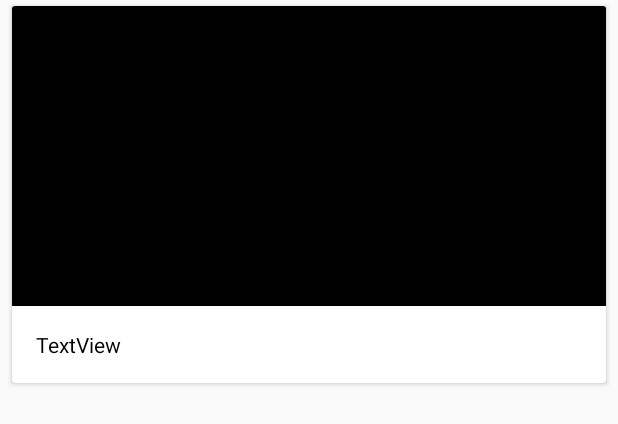
After one commit to Brutevision/IEEE-NSUT-ANDROID-APPLICATION-2.0, an Android app: the layout ieee_resources_item_layout.xml on its own in the app's theme, with its tools: preview values and no code run, on a phone screen of 412 x 824 dp. The commit adds this screen. Shown: the top 424 px of the screen. Run offline under Robolectric (Android 15) with nearby library versions, the phone set to English and light mode, and no system bars.

Commit message:
Completed IeeeResourcesFragment!

```diff
--- /dev/null
+++ b/app/src/main/res/layout/ieee_resources_item_layout.xml
@@ -0,0 +1,35 @@
+<?xml version="1.0" encoding="utf-8"?>
+<androidx.cardview.widget.CardView xmlns:android="http://schemas.android.com/apk/res/android"
+    android:layout_width="match_parent"
+    android:layout_height="wrap_content"
+    xmlns:app="http://schemas.android.com/apk/res-auto"
+    android:orientation="vertical"
+    android:layout_marginTop="4dp"
+    android:layout_marginBottom="8dp"
+    android:layout_marginEnd="@dimen/horizontal_margin"
+    android:layout_marginStart="@dimen/horizontal_margin"
+    android:foreground="?attr/selectableItemBackgroundBorderless">
+
+    <LinearLayout
+
+        android:layout_width="match_parent"
+        android:layout_height="wrap_content"
+        android:orientation="vertical">
+
+        <ImageView
+            android:id="@+id/resources_image_view"
+            android:layout_width="match_parent"
+            android:layout_height="200dp"
+            android:background="@android:color/black"/>
+        <TextView
+            android:id="@+id/resources_text_view"
+            android:padding="16dp"
+            android:layout_width="match_parent"
+            android:layout_height="wrap_content"
+            android:textColor="@android:color/black"
+            android:text="TextView"/>
+
+    </LinearLayout>
+
+
+</androidx.cardview.widget.CardView>
```
Also changed, not shown: app/src/main/java/com/dev/ieee_nsut/MainActivity.java (+11 -0 lines), app/src/main/java/com/dev/ieee_nsut/adapter/IeeeResourcesAdapter.java (added, +68 -0 lines), app/src/main/java/com/dev/ieee_nsut/fragments/IeeeResourcesFragment.java (added, +100 -0 lines), app/src/main/res/layout/fragment_ieee_resources.xml (added, +44 -0 lines).
